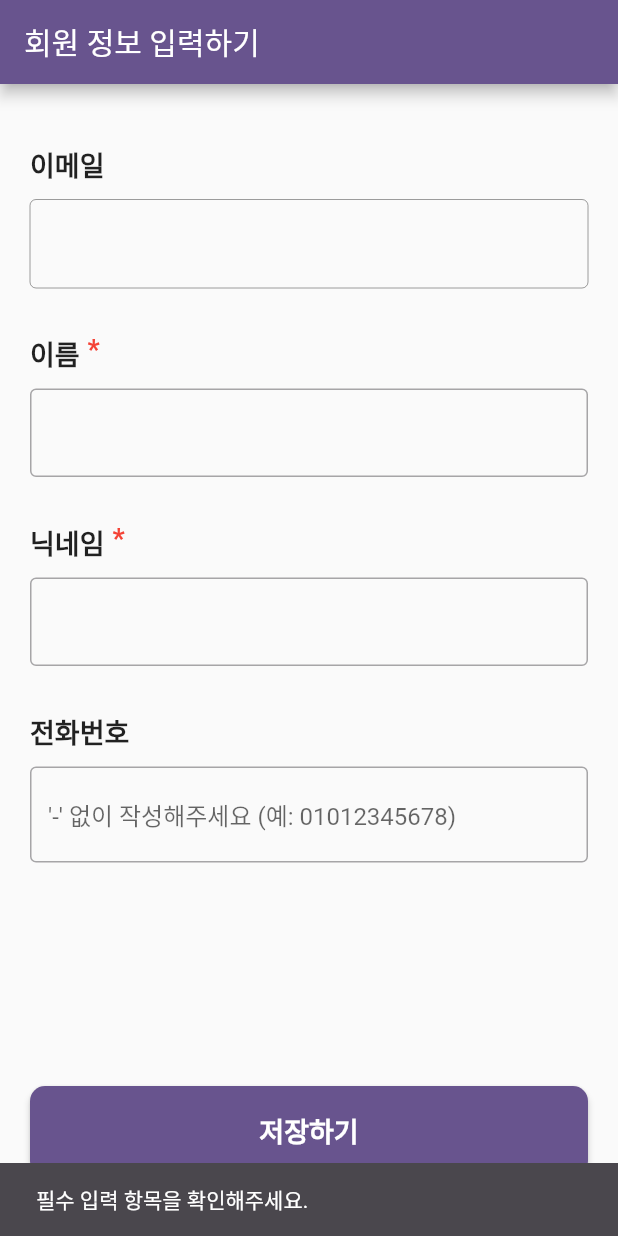
After one commit to snackads/SnackAds, a Flutter app: the RegistrationView screen opened by its route, after a tap on "저장하기", on a phone screen of 412 x 824 dp. The commit adds this screen. Run offline on Flutter 3.47's test engine with Material 3 defaults, Android fonts, the phone set to English and light mode, and no system bars; our stand-ins replace cloud_firestore, firebase_auth, firebase_core, font_awesome_flutter, go_router, google_sign_in and 1 more; accounts and stored records are empty.

Commit message:
[Feat] Sprint2 구글로그인 이후 정보입력창 생성

```diff
--- a/lib/app.dart
+++ b/lib/app.dart
@@ -1,6 +1,7 @@
 import 'package:flutter/material.dart';
 import 'package:go_router/go_router.dart';
 import 'package:snack_ads/view/auth/login_view.dart';
+import 'package:snack_ads/view/auth/registration_view.dart';
 import 'package:snack_ads/view/main_view.dart';
 import 'package:snack_ads/view/profile_view.dart';
 
@@ -13,7 +14,7 @@ class App extends StatelessWidget {
       title: "SnackAds",
       theme: ThemeData(
         colorScheme: ColorScheme.fromSeed(seedColor: Colors.deepPurple),
-        useMaterial3: true,
+        useMaterial3: false,
       ),
       routerConfig: _router,
     );
@@ -33,6 +34,10 @@ final _router = GoRouter(
       builder: (context, state) => MainView(),
     ),
     GoRoute(
+      path: '/register',
+      builder: (context, state) => const RegistrationView(),
+    ),
+    GoRoute(
       path: '/profile',
       builder: (context, state) => const ProfileView(),
     ),
--- a/lib/controller/authentication_controller.dart
+++ b/lib/controller/authentication_controller.dart
@@ -1,3 +1,4 @@
+import 'package:cloud_firestore/cloud_firestore.dart';
 import 'package:firebase_auth/firebase_auth.dart';
 import 'package:flutter/material.dart';
 import 'package:google_sign_in/google_sign_in.dart';
@@ -6,10 +7,14 @@ import 'dart:developer' as dev;
 class AuthenticationController with ChangeNotifier {
   User? _user;
   final _auth = FirebaseAuth.instance;
+  final _db = FirebaseFirestore.instance;
 
   void Function()? isUserLoggedIn;
   void Function()? isUserLoggedOut;
 
+  void Function()? moveToRegisterView;
+
+  // Authentication Constructor
   AuthenticationController() {
     dev.log("Checking User Changes", name: 'AuthenticationController');
     FirebaseAuth.instance.userChanges().listen((User? user) {
@@ -18,6 +23,7 @@ class AuthenticationController with ChangeNotifier {
         dev.log("User Logged In", name: 'AuthenticationController');
         if (isUserLoggedIn != null) {
           isUserLoggedIn!();
+          getUserInfoFromFirestore();
         }
       } else {
         dev.log("User Logged Out", name: 'AuthenticationController');
@@ -63,4 +69,28 @@ class AuthenticationController with ChangeNotifier {
 
   // 현재 사용자
   User? get currentUser => _auth.currentUser;
+
+  // Firestore에서 사용자 정보 가져오기
+  void getUserInfoFromFirestore() {
+    _db.collection("users").doc(_user!.uid).get().then((doc) {
+      if (doc.exists) {
+        dev.log(doc.data().toString(), name: 'getUserInfoFromFirestore');
+      } else {
+        dev.log("No such document", name: 'getUserInfoFromFirestore');
+        moveToRegisterView!();
+      }
+    }).catchError((error) {
+      dev.log("Error getting document: $error",
+          name: 'getUserInfoFromFirestore');
+    });
+  }
+
+  // Firestore에 사용자 정보 추가하기
+  void addUserInfoToFirestore(Map<String, dynamic> userInfo) {
+    _db.collection("users").doc(_user!.uid).set(userInfo).then((value) {
+      dev.log("User Info Added", name: 'addUserInfoToFirestore');
+    }).catchError((error) {
+      dev.log("Failed to add user: $error", name: 'addUserInfoToFirestore');
+    });
+  }
 }
--- a/lib/controller/feed_controller.dart
+++ b/lib/controller/feed_controller.dart
@@ -40,7 +40,7 @@ class FeedController extends ChangeNotifier {
     return videoList;
   }
 
-  changeVideo(index) async {
+  void changeVideo(index) async {
     if (videoList[index].controller == null) {
       await videoList[index].loadController();
     }
--- a/lib/model/user.dart
+++ b/lib/model/user.dart
@@ -1,16 +1,38 @@
 import 'package:snack_ads/model/shortform.dart';
 
 class User {
+  String? uid;
   String name;
-  String nickName;
-  String email;
-  int? phone;
+  String nickname;
+  String? email;
+  String? phone;
   List<ShortForm> likedShortForms = [];
 
   User({
+    this.uid,
     required this.name,
-    required this.nickName,
+    required this.nickname,
     required this.email,
     this.phone,
   });
+
+  factory User.fromFirestore(Map<String, dynamic> data) {
+    return User(
+      uid: data['uid'],
+      name: data['name'],
+      nickname: data['nickname'],
+      email: data['email'],
+      phone: data['phone'],
+    );
+  }
+
+  Map<String, dynamic> toFirestore() {
+    return {
+      'uid': uid,
+      'name': name,
+      'nickname': nickname,
+      'email': email,
+      'phone': phone,
+    };
+  }
 }
--- a/lib/view/auth/login_view.dart
+++ b/lib/view/auth/login_view.dart
@@ -4,6 +4,7 @@ import 'package:go_router/go_router.dart';
 import 'package:provider/provider.dart';
 import 'package:snack_ads/controller/authentication_controller.dart';
 import 'package:snack_ads/controller/bottom_navigation_controller.dart';
+import 'dart:developer' as dev;
 
 class LoginView extends StatelessWidget {
   const LoginView({super.key});
@@ -13,6 +14,7 @@ class LoginView extends StatelessWidget {
     final authenticationController =
         Provider.of<AuthenticationController>(context);
     authenticationController.isUserLoggedIn = () {
+      dev.log('User is logged in', name: "isUserLoggedIn");
       Provider.of<BottomNavigationController>(context, listen: false)
           .changeTabIndex(0);
       context.go('/main');
--- /dev/null
+++ b/lib/view/auth/registration_view.dart
@@ -0,0 +1,217 @@
+import 'package:flutter/material.dart';
+import 'package:go_router/go_router.dart';
+import 'package:provider/provider.dart';
+import 'package:snack_ads/controller/authentication_controller.dart';
+import 'package:snack_ads/model/user.dart';
+
+class RegistrationView extends StatelessWidget {
+  const RegistrationView({super.key});
+
+  @override
+  Widget build(BuildContext context) {
+    final AuthenticationController authenticationController =
+        Provider.of<AuthenticationController>(context);
+    final loggedInUser = authenticationController.currentUser;
+
+    // TextEditingControllers
+    final TextEditingController nameController =
+        TextEditingController(text: loggedInUser?.displayName);
+    final TextEditingController nicknameController = TextEditingController();
+    final TextEditingController phoneController =
+        TextEditingController(text: "");
+
+    return GestureDetector(
+      onTap: () {
+        FocusScope.of(context).unfocus();
+      },
+      child: Scaffold(
+        appBar: AppBar(
+          title: const Text('회원 정보 입력하기'),
+        ),
+        body: Padding(
+          padding: const EdgeInsets.symmetric(
+            horizontal: 20,
+            vertical: 40,
+          ),
+          child: Column(
+            crossAxisAlignment: CrossAxisAlignment.start,
+            children: [
+              // 이메일
+              const Padding(
+                padding: EdgeInsets.only(bottom: 10),
+                child: Text(
+                  "이메일",
+                  style: TextStyle(
+                    fontSize: 18,
+                    fontWeight: FontWeight.bold,
+                  ),
+                ),
+              ),
+              TextField(
+                controller: TextEditingController(text: loggedInUser?.email),
+                enabled: false,
+                decoration: const InputDecoration(
+                  border: OutlineInputBorder(),
+                ),
+              ),
+
+              const SizedBox(height: 30),
+
+              // 이름
+              const Stack(
+                children: [
+                  Padding(
+                    padding: EdgeInsets.only(bottom: 10),
+                    child: Text(
+                      "이름   ",
+                      style: TextStyle(
+                        fontSize: 18,
+                        fontWeight: FontWeight.bold,
+                      ),
+                    ),
+                  ),
+                  Positioned(
+                    right: 0,
+                    child: Text(
+                      "*", // 닉네임 텍스트와 공백 없이 붙이기 위해 앞에 공백을 추가
+                      style: TextStyle(
+                        fontSize: 18,
+                        fontWeight: FontWeight.bold,
+                        color: Colors.red, // 빨간색으로 표시
+                      ),
+                    ),
+                  ),
+                ],
+              ),
+              TextField(
+                controller: nameController,
+                decoration: const InputDecoration(
+                  border: OutlineInputBorder(),
+                ),
+                onChanged: (value) {
+                  nameController.text = value;
+                },
+              ),
+
+              const SizedBox(height: 30),
+
+              // 닉네임
+              const Stack(
+                children: [
+                  Padding(
+                    padding: EdgeInsets.only(bottom: 10),
+                    child: Text(
+                      "닉네임   ",
+                      style: TextStyle(
+                        fontSize: 18,
+                        fontWeight: FontWeight.bold,
+                      ),
+                    ),
+                  ),
+                  Positioned(
+                    right: 0,
+                    child: Text(
+                      "*", // 닉네임 텍스트와 공백 없이 붙이기 위해 앞에 공백을 추가
+                      style: TextStyle(
+                        fontSize: 18,
+                        fontWeight: FontWeight.bold,
+                        color: Colors.red, // 빨간색으로 표시
+                      ),
+                    ),
+                  ),
+                ],
+              ),
+              TextField(
+                controller: nicknameController,
+                decoration: const InputDecoration(
+                  border: OutlineInputBorder(),
+                ),
+                onChanged: (value) {
+                  nicknameController.text = value;
+                },
+              ),
+
+              const SizedBox(height: 30),
+
+              // 전화번호
+              const Padding(
+                padding: EdgeInsets.only(bottom: 10),
+                child: Text(
+                  "전화번호",
+                  style: TextStyle(
+                    fontSize: 18,
+                    fontWeight: FontWeight.bold,
+                  ),
+                ),
+              ),
+              TextField(
+                controller: phoneController,
+                keyboardType: TextInputType.phone,
+                decoration: const InputDecoration(
+                  border: OutlineInputBorder(),
+                  hintText: "'-' 없이 작성해주세요 (예: 01012345678)",
+                ),
+                onChanged: (value) {
+                  phoneController.text = value;
+                },
+              ),
+            ],
+          ),
+        ),
+        bottomSheet: Padding(
+          padding: const EdgeInsets.symmetric(
+            horizontal: 20,
+            vertical: 40,
+          ),
+          child: SizedBox(
+            width: double.infinity,
+            height: 60,
+            child: ElevatedButton(
+              onPressed: () {
+                if (nameController.text.isEmpty ||
+                    nicknameController.text.isEmpty) {
+                  ScaffoldMessenger.of(context).showSnackBar(
+                    const SnackBar(
+                      content: Text(
+                        "필수 입력 항목을 확인해주세요.",
+                        style: TextStyle(
+                          color: Colors.white,
+                        ),
+                      ),
+                      duration: Duration(milliseconds: 1000),
+                    ),
+                  );
+                } else {
+                  User currentUser = User(
+                    name: nameController.text,
+                    nickname: nicknameController.text,
+                    email: loggedInUser?.email,
+                    uid: loggedInUser!.uid,
+                    phone: phoneController.text == ""
+                        ? null
+                        : phoneController.text,
+                  );
+                  authenticationController
+                      .addUserInfoToFirestore(currentUser.toFirestore());
+                  context.go('/main');
+                }
+              },
+              style: ElevatedButton.styleFrom(
+                shape: RoundedRectangleBorder(
+                  borderRadius: BorderRadius.circular(10),
+                ),
+              ),
+              child: const Text(
+                "저장하기",
+                style: TextStyle(
+                  fontSize: 18,
+                  fontWeight: FontWeight.bold,
+                ),
+              ),
+            ),
+          ),
+        ),
+      ),
+    );
+  }
+}
--- a/lib/view/main_view.dart
+++ b/lib/view/main_view.dart
@@ -2,7 +2,9 @@
 
 import 'package:flutter/material.dart';
 import 'package:font_awesome_flutter/font_awesome_flutter.dart';
+import 'package:go_router/go_router.dart';
 import 'package:provider/provider.dart';
+import 'package:snack_ads/controller/authentication_controller.dart';
 import 'package:snack_ads/controller/bottom_navigation_controller.dart';
 import 'package:snack_ads/controller/feed_controller.dart';
 import 'package:snack_ads/view/feed/feed_view.dart';
@@ -11,6 +13,7 @@ import 'package:snack_ads/view/profile_view.dart';
 class MainView extends StatelessWidget {
   MainView({super.key});
 
+  late AuthenticationController _authenticationController;
   late BottomNavigationController _bottomNavigationController;
   late FeedController _feedProvider;
 
@@ -70,6 +73,11 @@ class MainView extends StatelessWidget {
     _bottomNavigationController =
         Provider.of<BottomNavigationController>(context);
     _feedProvider = Provider.of<FeedController>(context);
+    _authenticationController = Provider.of<AuthenticationController>(context);
+
+    _authenticationController.moveToRegisterView = () {
+      context.go('/register');
+    };
 
     return Scaffold(
       body: _navigationBody(),
```
Also changed, not shown: pubspec.lock, 1 other file.
